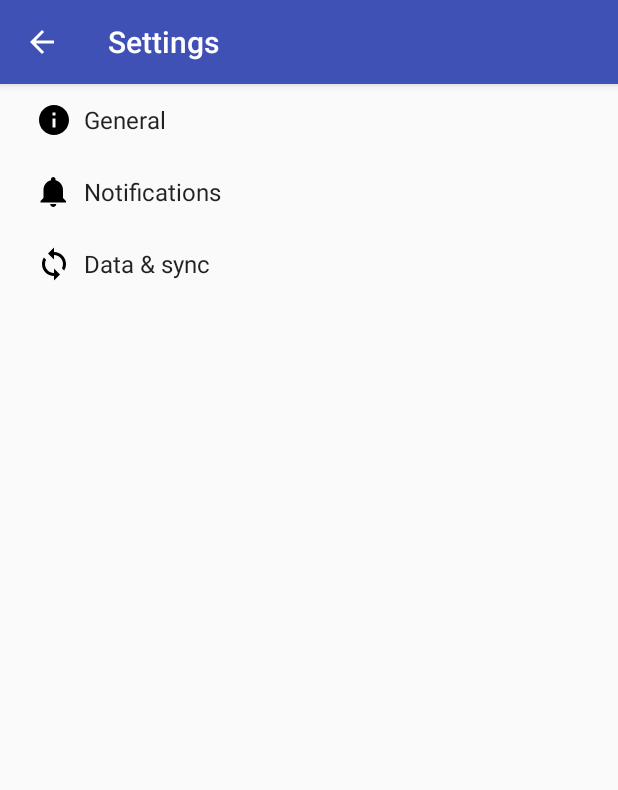
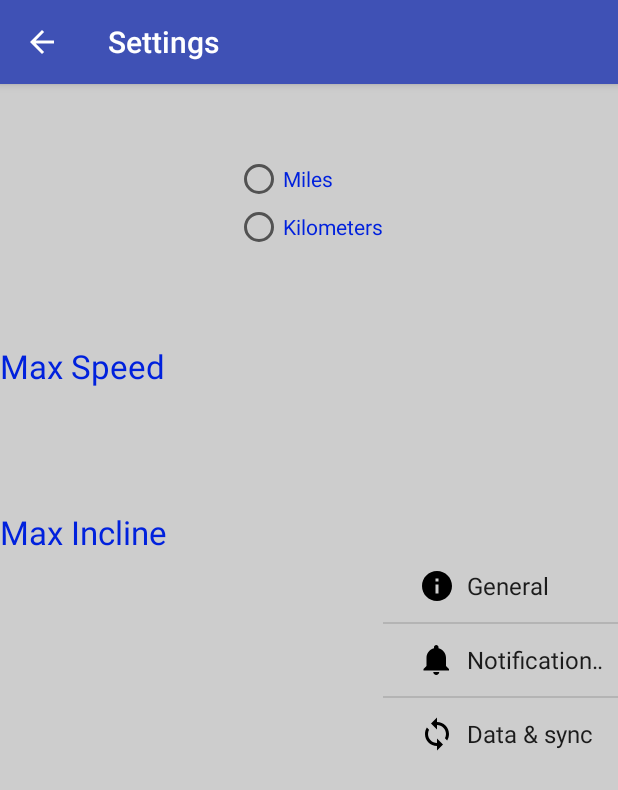
Before and after one commit to admin-it/Android-Treadmill-Controller, an Android app: the SettingsActivity screen opened directly, with no data from a screen before it, on a phone screen of 412 x 824 dp. Shown: the top 790 px of the screen. Run offline under Robolectric (Android 15) with nearby library versions, the phone set to English and light mode, and no system bars.

Commit message:
added Settings

```diff
--- a/app/src/main/java/command/fedex/myapplication/MainActivity.java
+++ b/app/src/main/java/command/fedex/myapplication/MainActivity.java
@@ -2,6 +2,7 @@ package command.fedex.myapplication;
 
 //import android.app.Activity;
 //import android.os.AsyncTask;
+import android.content.Intent;
 import android.os.Bundle;
 import android.support.design.widget.FloatingActionButton;
 import android.support.design.widget.Snackbar;
@@ -126,6 +127,8 @@ public class MainActivity extends AppCompatActivity {
 
         //noinspection SimplifiableIfStatement
         if (id == R.id.action_settings) {
+            Intent intent = new Intent(this, SettingsActivity.class);
+            startActivity(intent);
             return true;
         }
 
--- a/app/src/main/java/command/fedex/myapplication/SettingsActivity.java
+++ b/app/src/main/java/command/fedex/myapplication/SettingsActivity.java
@@ -120,6 +120,7 @@ public class SettingsActivity extends AppCompatPreferenceActivity {
     protected void onCreate(Bundle savedInstanceState) {
         super.onCreate(savedInstanceState);
         setupActionBar();
+        setContentView(R.layout.setting_act);
     }
 
     /**
--- a/app/src/main/res/layout/setting_act.xml
+++ b/app/src/main/res/layout/setting_act.xml
@@ -1,6 +1,63 @@
 <?xml version="1.0" encoding="utf-8"?>
-<LinearLayout xmlns:android="http://schemas.android.com/apk/res/android"
+<RelativeLayout xmlns:android="http://schemas.android.com/apk/res/android"
     android:layout_width="match_parent"
-    android:layout_height="match_parent">
+    android:layout_height="match_parent"
+    android:background="#cdcdcd"
+    android:weightSum="1">
 
-</LinearLayout>
+    <RadioGroup
+        android:layout_width="wrap_content"
+        android:layout_height="wrap_content"
+        android:id="@+id/radioGroup"
+        android:layout_alignParentTop="true"
+        android:layout_centerHorizontal="true"
+        android:layout_marginTop="47dp">
+
+        <RadioButton
+            android:layout_width="wrap_content"
+            android:layout_height="wrap_content"
+            android:text="Miles"
+            android:id="@+id/milebutton"
+            android:textColor="#0021dd" />
+        <RadioButton
+            android:layout_width="wrap_content"
+            android:layout_height="wrap_content"
+            android:text="Kilometers"
+            android:id="@+id/kilobuttons"
+            android:textColor="#0021dd" />
+
+    </RadioGroup>
+
+    <TextView
+        android:layout_width="wrap_content"
+        android:layout_height="wrap_content"
+        android:textAppearance="?android:attr/textAppearanceLarge"
+        android:text="Max Speed"
+        android:id="@+id/textView3"
+        android:textAlignment="center"
+        android:textColor="#0021dd"
+        android:layout_below="@+id/radioGroup"
+        android:layout_alignParentStart="true"
+        android:layout_marginTop="62dp" />
+
+    <TextView
+        android:layout_width="wrap_content"
+        android:layout_height="wrap_content"
+        android:textAppearance="?android:attr/textAppearanceLarge"
+        android:text="Max Incline"
+        android:id="@+id/textView4"
+        android:layout_below="@+id/textView3"
+        android:layout_alignParentStart="true"
+        android:layout_marginTop="81dp"
+        android:textColor="#0021dd" />
+
+    <ListView
+        android:layout_width="wrap_content"
+        android:layout_height="wrap_content"
+        android:id="@android:id/list"
+        android:layout_centerVertical="true"
+        android:layout_alignParentEnd="true"
+        android:layout_toEndOf="@+id/radioGroup" />
+
+
+</RelativeLayout>
```
